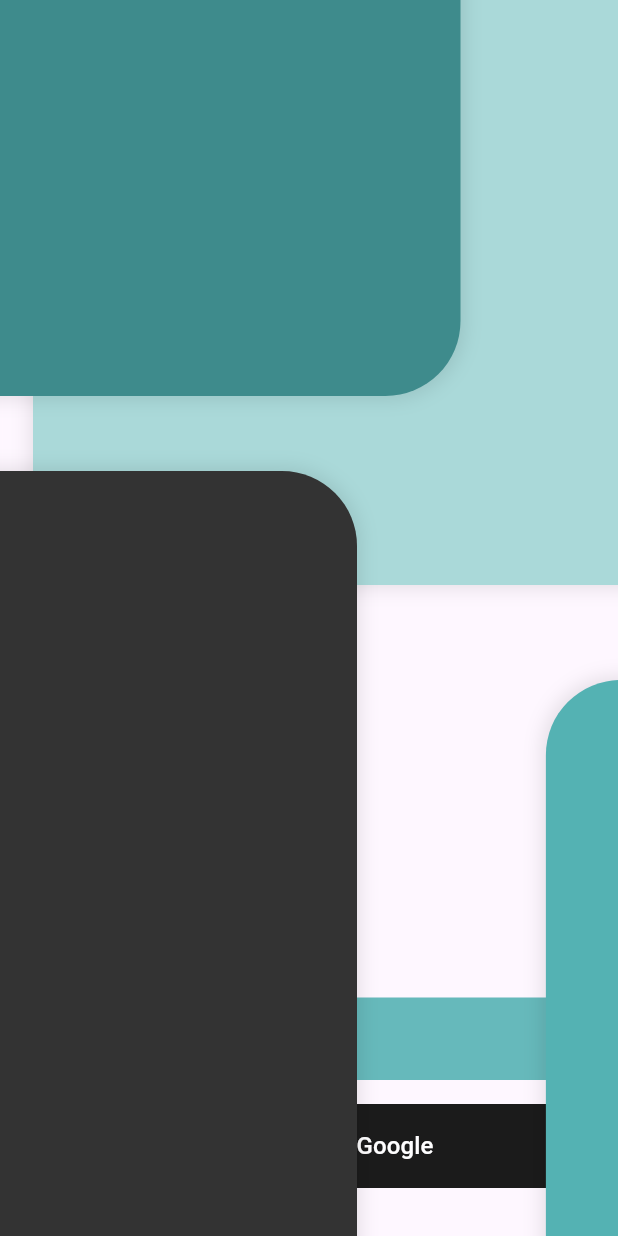
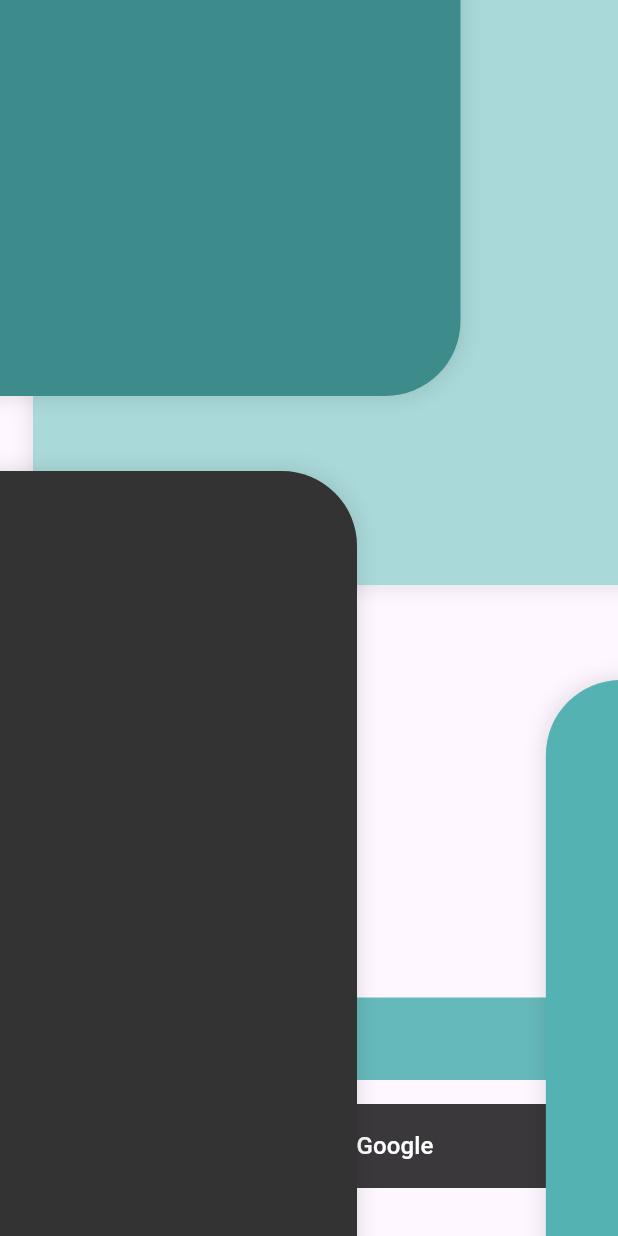
Before and after one commit to UTTAM-VAGHASIA/med_aid, a Flutter app: the screen it shows after launch, after a tap on "LOGIN", on a phone screen of 412 x 824 dp. Run offline on Flutter 3.47's test engine with Material 3 defaults, Android fonts, the phone set to English and light mode, and no system bars; our stand-ins replace app_links, firebase_core, flutter_dotenv, get, go_router, google_sign_in and 1 more; missing offline and left inert: forui; accounts and stored records are empty; network calls fail.

Commit message:
Update login_mobile_number_screen.dart

```diff
--- a/lib/features/auth/presentation/views/login_mobile_number_screen.dart
+++ b/lib/features/auth/presentation/views/login_mobile_number_screen.dart
@@ -217,7 +217,7 @@ class _LoginMobileNumberScreenState extends State<LoginMobileNumberScreen> {
                 ElevatedButton.icon(
                   onPressed: _handleGoogleLogin,
                   style: ElevatedButton.styleFrom(
-                    backgroundColor: Colors.black,
+                    backgroundColor: Colors.black87,
                     padding: const EdgeInsets.symmetric(vertical: 16),
                     shape: RoundedRectangleBorder(
                       borderRadius: BorderRadius.circular(8),
```
